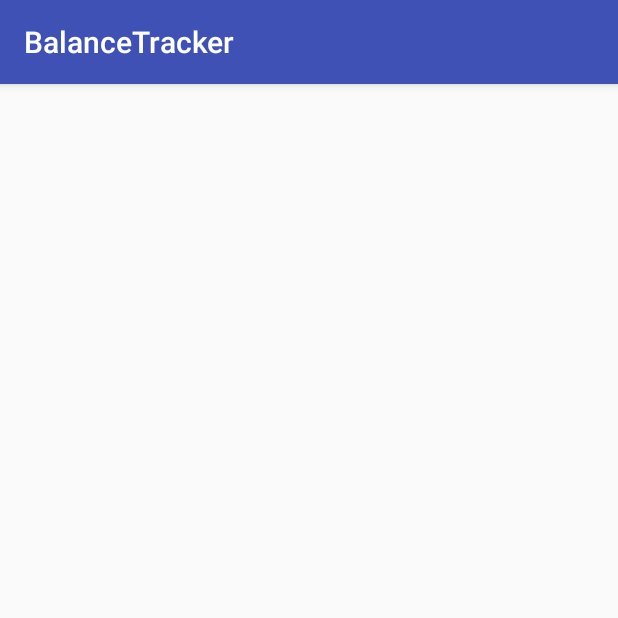
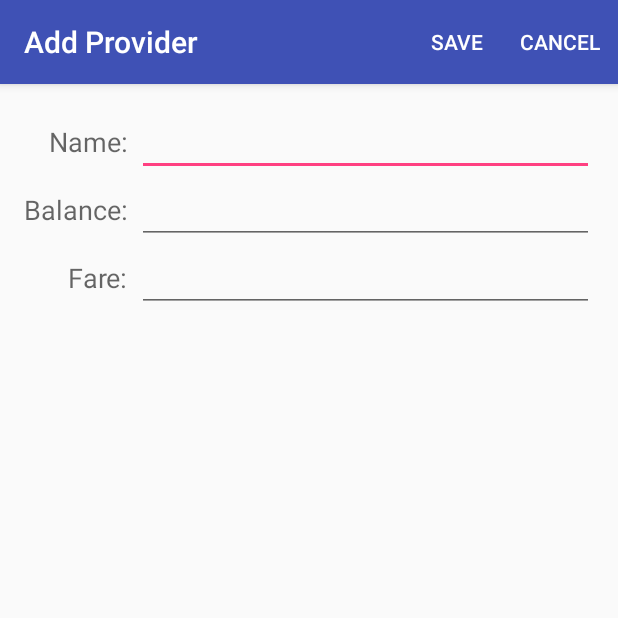
Before and after one commit to allanx2000/BalanceTracker, an Android app: the EditProviderActivity screen opened directly, with no data from a screen before it, on a phone screen of 412 x 824 dp, the top half of it. Run offline under Robolectric (Android 15) with nearby library versions, the phone set to English and light mode, and no system bars.

Commit message:
Implement SQL

```diff
--- a/app/build.gradle
+++ b/app/build.gradle
@@ -24,4 +24,5 @@ dependencies {
     testCompile 'junit:junit:4.12'
     compile 'com.android.support:appcompat-v7:23.4.0'
     compile 'com.android.support:design:23.4.0'
+    compile project(path: ':utils')
 }
--- a/app/src/main/java/com/innouvous/balancetracker/EditProviderActivity.java
+++ b/app/src/main/java/com/innouvous/balancetracker/EditProviderActivity.java
@@ -2,17 +2,129 @@ package com.innouvous.balancetracker;
 
 import android.content.Context;
 import android.content.Intent;
+import android.support.v7.app.ActionBar;
 import android.support.v7.app.AppCompatActivity;
 import android.os.Bundle;
+import android.view.Menu;
+import android.view.MenuInflater;
+import android.view.MenuItem;
+import android.widget.EditText;
+import android.widget.Toast;
+
+import com.innouvous.balancetracker.data.IDataStore;
+import com.innouvous.balancetracker.data.Provider;
+import com.innouvous.utils.ToastHelper;
+import com.innouvous.utils.Utils;
 
 public class EditProviderActivity extends AppCompatActivity {
 
     private static final String PROVIDER_ID = "ProviderId";
+    private ActionBar toolbar;
+
+    private final int NA_INT = -1;
+    private Integer providerId;
+
+    private EditText txtName;
+    private EditText txtBalance;
+    private EditText txtFare;
+    private IDataStore ds;
+    private Provider existingProvider;
+
+    private boolean existing() { return  providerId != null; }
+
+    @Override
+    public boolean onCreateOptionsMenu(Menu menu) {
+        MenuInflater inflater = getMenuInflater();
+        inflater.inflate(R.menu.menu_edit_provider, menu);
+        return true;
+    }
+
+    @Override
+    public boolean onOptionsItemSelected(MenuItem item) {
+        switch (item.getItemId())
+        {
+            case R.id.actionCancel:
+                finish();
+                break;
+            case R.id.actionSave:
+                saveProvider();
+                break;
+        }
+
+        return true;
+    }
+
+    private void saveProvider() {
+        try
+        {
+            String name = txtName.getText().toString();
+            if (Utils.isNullOrEmpty(name))
+                throw new Exception("Name cannot be empty");
+
+            Double fare, balance;
+
+            String tmp;
+            tmp = txtFare.getText().toString();
+            fare = Double.parseDouble(tmp);
+            validateAmount(fare, null);
+
+            tmp = txtBalance.getText().toString();
+            balance = Double.parseDouble(tmp);
+            validateAmount(balance, null);
+
+            Provider provider;
+            if (existing()) {
+                provider = existingProvider;
+                provider.setName(name);
+                provider.setBalance(balance);
+                provider.setFare(fare);
+
+                ds.updateProvider(provider);
+            }
+            else {
+                provider = new Provider(name, balance, fare);
+
+                Long id = ds.insertProvider(provider);
+                provider.setId(id);
+            }
+
+            setResult(RESULT_OK);
+            finish();
+        }
+        catch (Exception e)
+        {
+            ToastHelper.showShortToast(e.getMessage());
+        }
+    }
+
+    private void validateAmount(Double amount, Object valueType) throws Exception {
+        if (amount < 0)
+            throw new Exception("The amount cannot be negative");
+    }
 
     @Override
     protected void onCreate(Bundle savedInstanceState) {
         super.onCreate(savedInstanceState);
         setContentView(R.layout.activity_edit_provider);
+        ds = AppStateService.getDataStore();
+
+        toolbar = getSupportActionBar();
+
+        Intent bundle = getIntent();
+
+        providerId = bundle.getIntExtra(PROVIDER_ID, NA_INT);
+        if (providerId == NA_INT)
+            providerId = null;
+
+        toolbar.setTitle((existing()? "Edit" : "Add") + " Provider");
+
+        wireControls();
+    }
+
+    private void wireControls() {
+        txtName = (EditText) findViewById(R.id.txtName);
+        txtBalance = (EditText) findViewById(R.id.txtBalance);
+        txtFare = (EditText) findViewById(R.id.txtFare);
     }
 
     public static Intent createIntent(Context context) {
--- a/app/src/main/java/com/innouvous/balancetracker/data/IDataStore.java
+++ b/app/src/main/java/com/innouvous/balancetracker/data/IDataStore.java
@@ -13,5 +13,5 @@ public interface IDataStore {
     List<Provider> getProviders() throws Exception;
     Provider getProvider(Long id) throws Exception;
 
-    boolean providerExists(String name) throws Exception;
+    boolean providerExists(String name, Long id) throws Exception;
 }
--- a/app/src/main/res/layout/activity_edit_provider.xml
+++ b/app/src/main/res/layout/activity_edit_provider.xml
@@ -9,4 +9,50 @@
     android:paddingTop="@dimen/activity_vertical_margin"
     tools:context="com.innouvous.balancetracker.EditProviderActivity">
 
+    <GridLayout
+        android:layout_width="match_parent"
+        android:layout_height="wrap_content"
+        android:columnCount="2"
+        android:rowCount="5"
+        android:layout_marginBottom="@dimen/item_provider_margin"
+        >
+
+        <TextView
+            style="@style/editProviderLabels"
+            android:layout_row="0"
+            android:layout_column="0"
+            android:text="Name:"/>
+        <EditText
+            style="@style/fillRemaining"
+            android:id="@+id/txtName"
+            android:singleLine="true"
+            android:layout_row="0"
+            android:layout_column="1"/>
+
+        <TextView
+            style="@style/editProviderLabels"
+            android:layout_row="1"
+            android:layout_column="0"
+            android:text="Balance:"/>
+        <EditText
+            style="@style/fillRemaining"
+            android:id="@+id/txtBalance"
+            android:singleLine="true"
+            android:layout_row="1"
+            android:layout_column="1"
+            android:inputType="numberDecimal" />
+
+        <TextView
+            style="@style/editProviderLabels"
+            android:layout_row="2"
+            android:layout_column="0"
+            android:text="Fare:"/>
+        <EditText
+            style="@style/fillRemaining"
+            android:id="@+id/txtFare"
+            android:layout_row="2"
+            android:layout_column="1"
+            android:singleLine="true"
+            android:inputType="numberDecimal" />
+    </GridLayout>
 </RelativeLayout>
--- /dev/null
+++ b/app/src/main/res/menu/menu_edit_provider.xml
@@ -0,0 +1,15 @@
+<menu xmlns:android="http://schemas.android.com/apk/res/android"
+    xmlns:app="http://schemas.android.com/apk/res-auto"
+    xmlns:tools="http://schemas.android.com/tools"
+    tools:context=".EditProvidersActivity">
+    <item
+        android:id="@+id/actionSave"
+        android:orderInCategory="100"
+        android:title="Save"
+        app:showAsAction="always" />
+    <item
+        android:id="@+id/actionCancel"
+        android:orderInCategory="200"
+        android:title="Cancel"
+        app:showAsAction="always" />
+</menu>
--- a/app/src/main/res/values/dimens.xml
+++ b/app/src/main/res/values/dimens.xml
@@ -3,4 +3,5 @@
     <dimen name="activity_horizontal_margin">16dp</dimen>
     <dimen name="activity_vertical_margin">16dp</dimen>
     <dimen name="fab_margin">16dp</dimen>
+    <dimen name="item_provider_margin">10dp</dimen>
 </resources>
--- a/app/src/main/res/values/styles.xml
+++ b/app/src/main/res/values/styles.xml
@@ -21,7 +21,16 @@
         <item name="android:layout_width">wrap_content</item>
         <item name="android:layout_height">wrap_content</item>
         <item name="android:layout_gravity">right</item>
-        <item name="android:layout_marginRight">3dp</item>
+        <item name="android:layout_marginRight">6dp</item>
+    </style>
+
+    <style name="editProviderLabels" parent="listLabels">
+
+    </style>
+
+    <style name="fillRemaining">
+        <item name="android:width">0dp</item>
+        <item name="android:layout_gravity">fill_horizontal</item>
     </style>
 
 </resources>
```
Also changed, not shown: app/src/main/AndroidManifest.xml (+6 -1 lines), app/src/main/java/com/innouvous/balancetracker/ProvidersActivity.java (+32 -9 lines), app/src/main/java/com/innouvous/balancetracker/data/MockDataStore.java (+17 -2 lines), app/src/main/java/com/innouvous/balancetracker/data/Provider.java (+10 -1 lines), app/src/main/java/com/innouvous/balancetracker/data/SQLiteDataStore.java (+56 -224 lines), app/src/main/java/com/innouvous/balancetracker/data/sql/DataHelper.java (added, +31 -0 lines), app/src/main/java/com/innouvous/balancetracker/data/sql/DataUtils.java (added, +50 -0 lines), app/src/main/java/com/innouvous/balancetracker/data/sql/SQLConst.java (added, +20 -0 lines), app/src/main/java/com/innouvous/balancetracker/data/sql/SQLScripts.java (added, +24 -0 lines), app/src/main/res/layout/item_provider.xml (+8 -7 lines).
